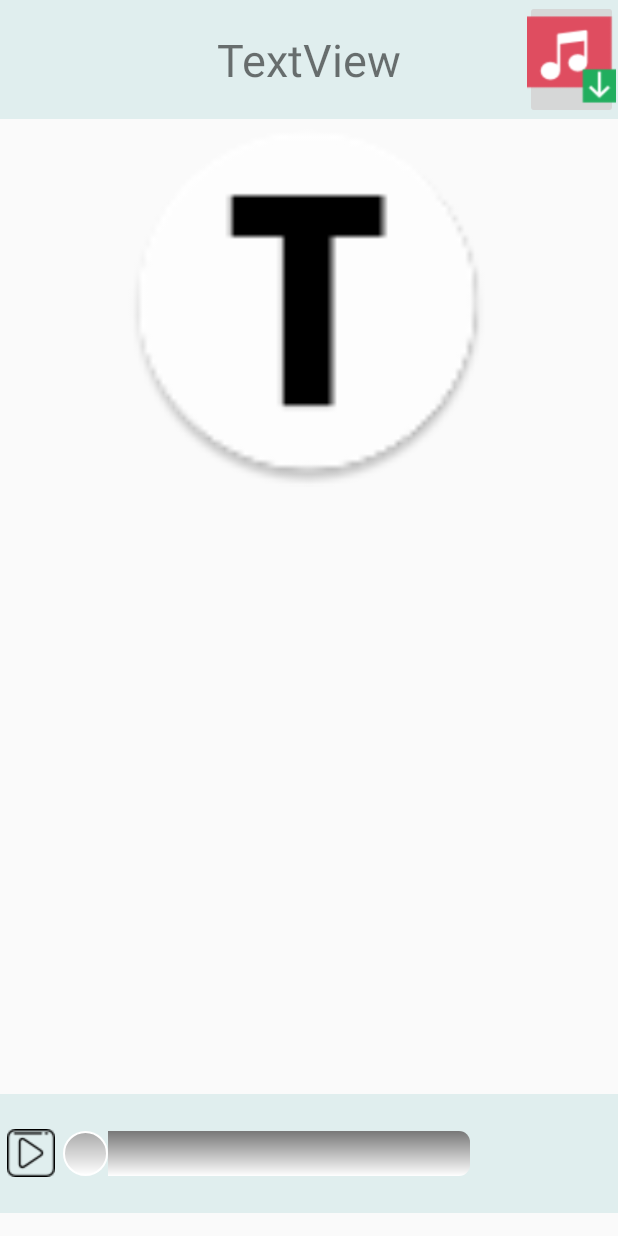
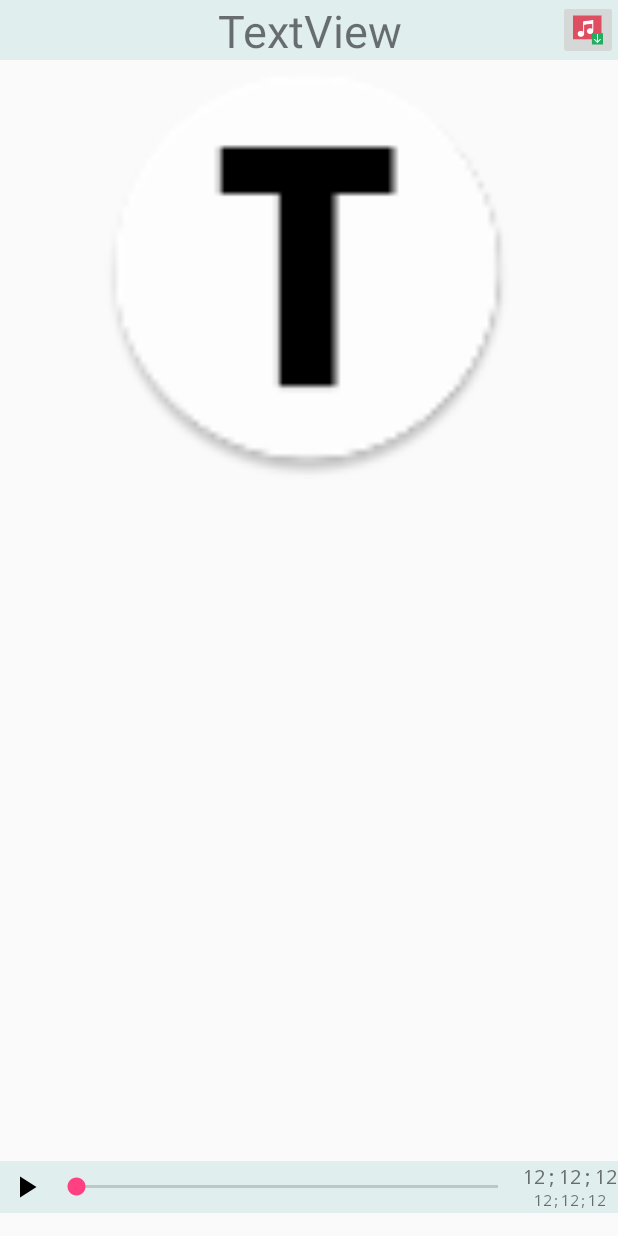
Before and after one commit to mikolasuhina/Radio-T, an Android app: the layout activity_podcast.xml on its own in the app's theme, with its tools: preview values and no code run, on a phone screen of 412 x 824 dp. Run offline under Robolectric (Android 15) with nearby library versions, the light colour scheme and no system bars.

Commit message:
change PoscastActivity

```diff
--- a/app/src/main/AndroidManifest.xml
+++ b/app/src/main/AndroidManifest.xml
@@ -18,7 +18,9 @@
                 <category android:name="android.intent.category.LAUNCHER" />
             </intent-filter>
         </activity>
-        <activity android:name=".PodcastActivity" />
+        <activity android:name=".PodcastActivity">
+
+        </activity>
 
         <service android:name=".MusicService" />
         <service
--- /dev/null
+++ b/app/src/main/res/drawable/pause.xml
@@ -0,0 +1,9 @@
+<vector xmlns:android="http://schemas.android.com/apk/res/android"
+        android:width="24dp"
+        android:height="24dp"
+        android:viewportWidth="24.0"
+        android:viewportHeight="24.0">
+    <path
+        android:fillColor="#FF000000"
+        android:pathData="M6,19h4L10,5L6,5v14zM14,5v14h4L18,5h-4z"/>
+</vector>
--- /dev/null
+++ b/app/src/main/res/drawable/play.xml
@@ -0,0 +1,9 @@
+<vector xmlns:android="http://schemas.android.com/apk/res/android"
+        android:width="24dp"
+        android:height="24dp"
+        android:viewportWidth="24.0"
+        android:viewportHeight="24.0">
+    <path
+        android:fillColor="#FF000000"
+        android:pathData="M8,5v14l11,-7z"/>
+</vector>
--- a/app/src/main/res/drawable/progress_bg.xml
+++ /dev/null
@@ -1,26 +0,0 @@
-<?xml version="1.0" encoding="utf-8"?>
-<layer-list xmlns:android="http://schemas.android.com/apk/res/android">
-    <item android:id="@android:id/background">
-        <shape>
-            <gradient
-                android:startColor="#777"
-                android:endColor="#FFF"
-                android:angle="-90" />
-            <size
-                android:height="13dp"
-                android:width="13dp" />
-            <corners android:radius="7dp" />
-        </shape>
-    </item>
-    <item android:id="@android:id/progress">
-        <clip>
-            <shape>
-                <gradient
-                    android:startColor="#CC6666"
-                    android:endColor="#CC0000"
-                    android:angle="-90" />
-                <corners android:radius="7dp" />
-            </shape>
-        </clip>
-    </item>
-</layer-list>
--- a/app/src/main/res/drawable/selector.xml
+++ /dev/null
@@ -1,9 +0,0 @@
-<?xml version="1.0" encoding="utf-8"?>
-<selector xmlns:android="http://schemas.android.com/apk/res/android">
-    <item android:drawable="@android:color/white"
-
-        android:state_pressed="true" />
-    <item android:drawable="@android:color/holo_blue_dark"
-        android:state_focused="true" />
-    <item android:drawable="@color/coloruse" />
-</selector>
--- /dev/null
+++ b/app/src/main/res/drawable/selector_list_item.xml
@@ -0,0 +1,6 @@
+<?xml version="1.0" encoding="utf-8"?>
+<selector xmlns:android="http://schemas.android.com/apk/res/android">
+    <item android:drawable="@android:color/white" android:state_pressed="true" />
+    <item android:drawable="@android:color/holo_blue_dark" android:state_focused="true" />
+    <item android:drawable="@color/coloruse" />
+</selector>
--- a/app/src/main/res/drawable/tumb.xml
+++ /dev/null
@@ -1,15 +0,0 @@
-<?xml version="1.0" encoding="utf-8"?>
-<shape
-    xmlns:android="http://schemas.android.com/apk/res/android"
-    android:shape="oval">
-    <gradient
-        android:startColor="#AAA"
-        android:endColor="#FFF"
-        android:angle="-90" />
-    <size
-        android:width="30dp"
-        android:height="30dp" />
-    <stroke
-        android:width="1dp"
-        android:color="#FFF" />
-</shape>
--- a/app/src/main/res/layout/activity_podcast.xml
+++ b/app/src/main/res/layout/activity_podcast.xml
@@ -1,58 +1,48 @@
 <?xml version="1.0" encoding="utf-8"?>
-<LinearLayout xmlns:android="http://schemas.android.com/apk/res/android"
+<RelativeLayout xmlns:android="http://schemas.android.com/apk/res/android"
     xmlns:app="http://schemas.android.com/apk/res-auto"
     xmlns:tools="http://schemas.android.com/tools"
     android:id="@+id/activity_podcast"
     android:layout_width="match_parent"
     android:layout_height="match_parent"
-    android:orientation="vertical"
-    android:weightSum="100"
     tools:context="com.example.mikola.podcast.PodcastActivity">
 
-    <LinearLayout
+    <RelativeLayout
+        android:id="@+id/top_layout_podcast_activity"
         android:layout_width="match_parent"
-        android:layout_height="0dp"
-        android:layout_weight="10"
-        android:background="@color/coloruse"
-        android:weightSum="100">
+        android:layout_height="wrap_content"
+        android:layout_alignParentTop="true"
+        android:background="@color/coloruse">
 
-        <FrameLayout
-            android:layout_width="0dp"
-            android:layout_height="wrap_content"
-            android:layout_weight="15">
-
-        </FrameLayout>
+        <ImageButton
+            android:id="@+id/download"
+            android:layout_width="40dp"
+            android:layout_height="40dp"
+            android:layout_alignParentRight="true"
+            android:onClick="onClick"
+            android:scaleType="centerCrop"
+            android:src="@drawable/music_download" />
 
         <TextView
             android:id="@+id/podcast_title"
-            android:layout_width="0dp"
+            android:layout_width="match_parent"
             android:layout_height="match_parent"
-            android:layout_weight="70"
-
-
-            android:gravity="center_horizontal|center_vertical"
+            android:layout_alignBottom="@+id/download"
+            android:layout_alignTop="@+id/download"
+            android:gravity="center"
             android:text="TextView"
             android:textSize="30sp" />
 
-        <ImageButton
-            android:scaleType="centerCrop"
-            android:id="@+id/download"
-            android:layout_width="0dp"
 
-            android:layout_height="match_parent"
-            android:layout_gravity="center"
-            android:layout_weight="15"
-            android:gravity="center"
-            android:onClick="onClick"
-            android:src="@drawable/music_download" />
-    </LinearLayout>
+    </RelativeLayout>
 
 
     <LinearLayout
-        android:id="@+id/podcast_img_and_desc"
+        android:id="@+id/content_layout_podcast_activity"
         android:layout_width="match_parent"
-        android:layout_height="0dp"
-        android:layout_weight="80"
+        android:layout_height="wrap_content"
+        android:layout_below="@+id/top_layout_podcast_activity"
+        android:layout_above="@+id/player_layout_podcast_activity"
         android:orientation="vertical"
         android:weightSum="100">
 
@@ -78,57 +68,40 @@
     </LinearLayout>
 
 
-    <LinearLayout
+    <RelativeLayout
+        android:id="@+id/player_layout_podcast_activity"
         android:layout_width="match_parent"
-        android:layout_height="0dp"
+        android:layout_height="wrap_content"
+        android:layout_alignParentBottom="true"
         android:layout_marginBottom="15dp"
         android:layout_marginTop="15dp"
-        android:layout_weight="10"
         android:background="@color/coloruse"
         android:gravity="center"
-        android:orientation="horizontal"
         android:weightSum="100">
 
-        <FrameLayout
 
-            android:layout_width="0dp"
+        <ImageButton
+            android:layout_centerVertical="true"
+            android:id="@+id/play_pause_btn"
+            android:layout_width="wrap_content"
             android:layout_height="wrap_content"
-            android:layout_weight="10">
+            android:layout_alignParentLeft="true"
+            android:background="@drawable/selector_list_item"
+            android:gravity="center"
+            android:padding="5dp"
+            android:src="@drawable/play" />
 
-            <ImageButton
-                android:padding="5dp"
-                android:id="@+id/play_pause"
-                android:layout_width="wrap_content"
-                android:layout_height="wrap_content"
-                android:background="@drawable/selector"
-                android:gravity="center_horizontal|center_vertical"
-
-                android:src="@drawable/play" />
-        </FrameLayout>
-
-        <FrameLayout
-            android:layout_width="0dp"
-            android:layout_height="wrap_content"
-            android:layout_weight="70">
-
-            <SeekBar
-                android:progressDrawable="@drawable/progress_bg"
-                android:thumb="@drawable/tumb"
-
-                android:id="@+id/progres"
-                android:layout_width="match_parent"
-                android:layout_height="wrap_content"
-                android:layout_gravity="center_vertical" />
-        </FrameLayout>
 
         <LinearLayout
-            android:layout_width="0dp"
+            android:layout_centerVertical="true"
+            android:layout_alignParentRight="true"
+            android:id="@+id/time_player_layout"
+            android:layout_width="wrap_content"
             android:layout_height="wrap_content"
-            android:layout_weight="20"
-
             android:orientation="vertical">
 
             <TextView
+                android:text="12;12;12"
                 android:id="@+id/time_this_info"
                 android:layout_width="match_parent"
                 android:layout_height="wrap_content"
@@ -137,7 +110,8 @@
                 android:typeface="monospace" />
 
             <TextView
-                android:id="@+id/time_all__info"
+                android:text="12;12;12"
+                android:id="@+id/time_all_info"
                 android:layout_width="match_parent"
                 android:layout_height="wrap_content"
                 android:gravity="center_horizontal|center_vertical"
@@ -145,5 +119,14 @@
                 android:typeface="monospace" />
         </LinearLayout>
 
-    </LinearLayout>
-</LinearLayout>
+        <SeekBar
+            android:layout_centerInParent="true"
+            android:layout_toLeftOf="@+id/time_player_layout"
+            android:layout_toRightOf="@+id/play_pause_btn"
+            android:id="@+id/progres"
+            android:layout_width="match_parent"
+            android:layout_height="wrap_content"
+            android:layout_gravity="center_vertical" />
+
+    </RelativeLayout>
+</RelativeLayout>
```
Also changed, not shown: app/src/main/java/com/example/mikola/podcast/DownloadService.java (+23 -21 lines), app/src/main/java/com/example/mikola/podcast/MusicService.java (+4 -4 lines), app/src/main/java/com/example/mikola/podcast/PodcastActivity.java (+85 -77 lines), app/src/main/java/com/example/mikola/podcast/PodcastItem.java (+1 -15 lines), app/src/main/res/drawable/animsound.xml (+11 -5 lines), app/src/main/res/layout/notification_view.xml (renamed from app/src/main/res/layout/custom.xml, +35 -32 lines), app/src/main/res/menu/menu_scrolling.xml (deleted, +0 -10 lines), app/src/main/res/values/strings.xml (+4 -89 lines), app/src/main/res/drawable/music_downloaded.png (renamed from app/src/main/res/drawable/music_png.png), app/src/main/res/drawable/pause.png (deleted), app/src/main/res/drawable/play.png (deleted), app/src/main/res/drawable/speaker_two.png (renamed from app/src/main/res/drawable/speaker.png).
